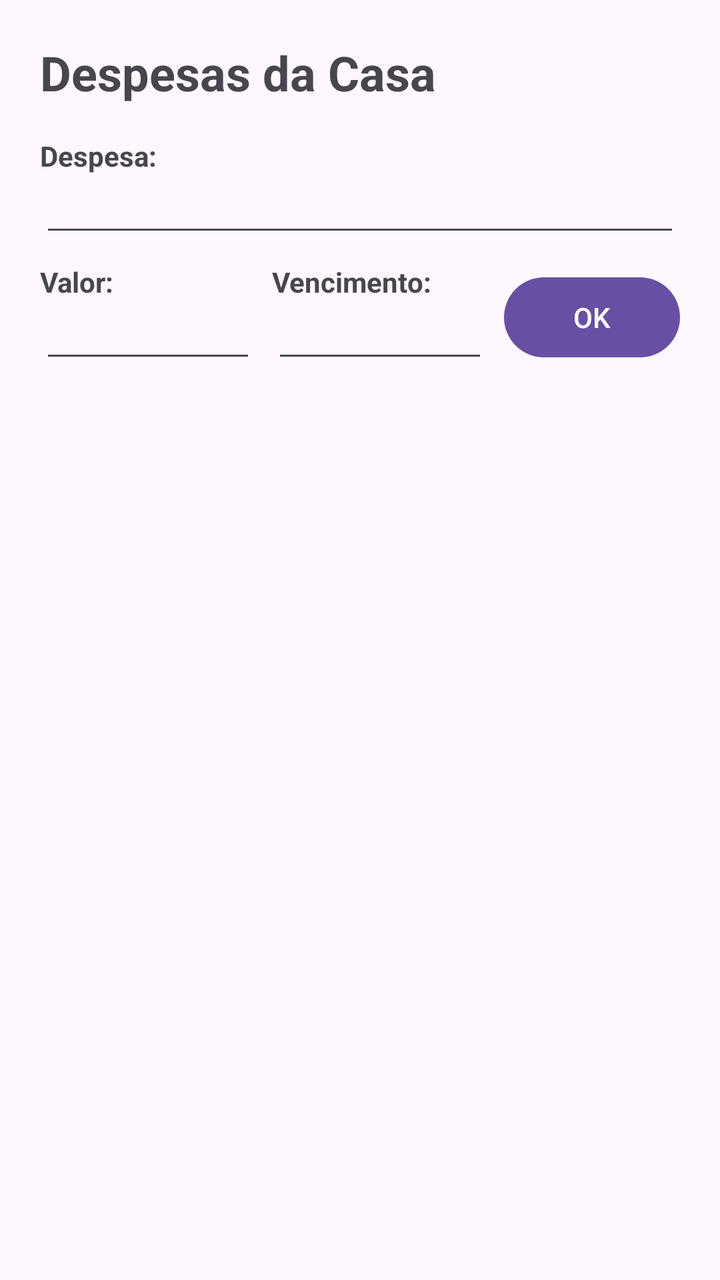
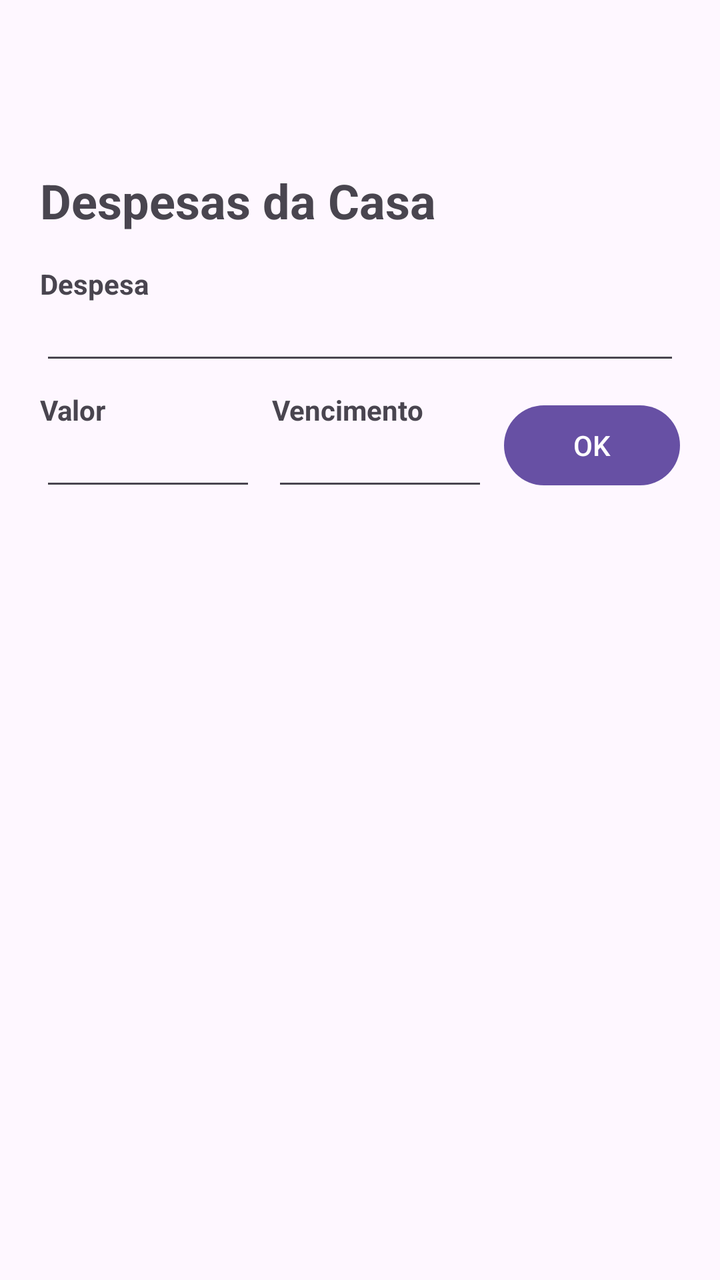

Screens rendered from an Android XML layout before and after an edit, with the pre-edit source and the edit as a unified diff.
<!-- AndroidManifest.xml: application theme Theme.Avaliacao01 -->
<!-- res/layout/activity_conta.xml -->
<?xml version="1.0" encoding="utf-8"?>
<LinearLayout xmlns:android="http://schemas.android.com/apk/res/android"
    android:layout_width="match_parent"
    android:layout_height="match_parent"
    android:orientation="vertical"
    android:padding="20dp">

    <TextView
        android:id="@+id/tvTituloCategoria"
        android:layout_width="match_parent"
        android:layout_height="wrap_content"
        android:text="Despesas da Casa"
        android:textSize="24sp"
        android:textStyle="bold"
        android:layout_marginBottom="16dp" />

    <LinearLayout
        android:layout_width="match_parent"
        android:layout_height="wrap_content"
        android:orientation="vertical"
        android:layout_marginBottom="20dp">

        <TextView
            android:layout_width="wrap_content"
            android:layout_height="wrap_content"
            android:text="Despesa:"
            android:textStyle="bold" />

        <EditText
            android:id="@+id/etDescricao"
            android:layout_width="match_parent"
            android:layout_height="wrap_content"
            android:inputType="text"
            android:textSize="14sp" />

        <LinearLayout
            android:layout_width="match_parent"
            android:layout_height="wrap_content"
            android:orientation="horizontal"
            android:gravity="center_vertical"
            android:layout_marginTop="8dp">

            <LinearLayout
                android:layout_width="0dp"
                android:layout_height="wrap_content"
                android:layout_weight="1"
                android:orientation="vertical"
                android:layout_marginEnd="8dp">

                <TextView
                    android:layout_width="wrap_content"
                    android:layout_height="wrap_content"
                    android:text="Valor:"
                    android:textStyle="bold" />

                <EditText
                    android:id="@+id/etValor"
                    android:layout_width="match_parent"
                    android:layout_height="wrap_content"
                    android:inputType="numberDecimal"
                    android:textSize="14sp" />
            </LinearLayout>

            <LinearLayout
                android:layout_width="0dp"
                android:layout_height="wrap_content"
                android:layout_weight="1"
                android:orientation="vertical"
                android:layout_marginEnd="8dp">

                <TextView
                    android:layout_width="wrap_content"
                    android:layout_height="wrap_content"
                    android:text="Vencimento:"
                    android:textStyle="bold" />

                <EditText
                    android:id="@+id/etVencimento"
                    android:layout_width="match_parent"
                    android:layout_height="wrap_content"
                    android:inputType="date"
                    android:textSize="14sp" />
            </LinearLayout>

            <Button
                android:id="@+id/btnOk"
                android:layout_width="wrap_content"
                android:layout_height="wrap_content"
                android:text="OK" />
        </LinearLayout>
    </LinearLayout>

    <ListView
        android:id="@+id/lvDespesas"
        android:layout_width="match_parent"
        android:layout_height="match_parent"
        android:divider="#CCCCCC"
        android:dividerHeight="1dp" />

</LinearLayout>
<!-- resources referenced by this layout -->
<resources>
  <style name="Theme.Avaliacao01" parent="Base.Theme.Avaliacao01" />
  <style name="Base.Theme.Avaliacao01" parent="Theme.Material3.DayNight.NoActionBar">
          
          
      </style>
</resources>

<!-- the commit's change to res/layout/activity_conta.xml (unified diff, before → after) -->
@@ -2,99 +2,112 @@
 <LinearLayout xmlns:android="http://schemas.android.com/apk/res/android"
     android:layout_width="match_parent"
     android:layout_height="match_parent"
-    android:orientation="vertical"
-    android:padding="20dp">
+    xmlns:app="http://schemas.android.com/apk/res-auto"
+    android:orientation="vertical">
 
-    <TextView
-        android:id="@+id/tvTituloCategoria"
+    <androidx.appcompat.widget.Toolbar
+        android:id="@+id/toolbar"
         android:layout_width="match_parent"
-        android:layout_height="wrap_content"
-        android:text="Despesas da Casa"
-        android:textSize="24sp"
-        android:textStyle="bold"
-        android:layout_marginBottom="16dp" />
+        android:layout_height="?attr/actionBarSize"
+        app:title="" />
 
     <LinearLayout
         android:layout_width="match_parent"
         android:layout_height="wrap_content"
         android:orientation="vertical"
-        android:layout_marginBottom="20dp">
+        android:padding="20dp">
 
         <TextView
-            android:layout_width="wrap_content"
-            android:layout_height="wrap_content"
-            android:text="Despesa:"
-            android:textStyle="bold" />
-
-        <EditText
-            android:id="@+id/etDescricao"
+            android:id="@+id/tvTituloCategoria"
             android:layout_width="match_parent"
             android:layout_height="wrap_content"
-            android:inputType="text"
-            android:textSize="14sp" />
+            android:text="Despesas da Casa"
+            android:textSize="24sp"
+            android:textStyle="bold"
+            android:layout_marginBottom="16dp" />
 
         <LinearLayout
             android:layout_width="match_parent"
             android:layout_height="wrap_content"
-            android:orientation="horizontal"
-            android:gravity="center_vertical"
-            android:layout_marginTop="8dp">
+            android:orientation="vertical"
+            android:layout_marginBottom="20dp">
+
+            <TextView
+                android:layout_width="wrap_content"
+                android:layout_height="wrap_content"
+                android:text="@string/despesa"
+                android:textStyle="bold" />
+
+            <EditText
+                android:id="@+id/etDescricao"
+                android:layout_width="match_parent"
+                android:layout_height="wrap_content"
+                android:inputType="text"
+                android:textSize="14sp" />
 
             <LinearLayout
-                android:layout_width="0dp"
+                android:layout_width="match_parent"
                 android:layout_height="wrap_content"
-                android:layout_weight="1"
-                android:orientation="vertical"
-                android:layout_marginEnd="8dp">
+                android:orientation="horizontal"
+                android:gravity="center_vertical"
+                android:layout_marginTop="8dp">
 
-                <TextView
+                <LinearLayout
+                    android:layout_width="0dp"
+                    android:layout_height="wrap_content"
+                    android:layout_weight="1"
+                    android:orientation="vertical"
+                    android:layout_marginEnd="8dp">
+
+                    <TextView
+                        android:layout_width="wrap_content"
+                        android:layout_height="wrap_content"
+                        android:text="@string/valor"
+                        android:textStyle="bold" />
+
+                    <EditText
+                        android:id="@+id/etValor"
+                        android:layout_width="match_parent"
+                        android:layout_height="wrap_content"
+                        android:inputType="numberDecimal"
+                        android:textSize="14sp" />
+                </LinearLayout>
+
+                <LinearLayout
+                    android:layout_width="0dp"
+                    android:layout_height="wrap_content"
+                    android:layout_weight="1"
+                    android:orientation="vertical"
+                    android:layout_marginEnd="8dp">
+
+                    <TextView
+                        android:layout_width="wrap_content"
+                        android:layout_height="wrap_content"
+                        android:text="@string/vencimento"
+                        android:textStyle="bold" />
+
+                    <EditText
+                        android:id="@+id/etVencimento"
+                        android:layout_width="match_parent"
+                        android:layout_height="wrap_content"
+                        android:inputType="date"
+                        android:textSize="14sp" />
+                </LinearLayout>
+
+                <Button
+                    android:id="@+id/btnOk"
                     android:layout_width="wrap_content"
                     android:layout_height="wrap_content"
-                    android:text="Valor:"
-                    android:textStyle="bold" />
+                    android:text="@string/ok" />
+            </LinearLayout>
+        </LinearLayout>
 
-                <EditText
-                    android:id="@+id/etValor"
-                    android:layout_width="match_parent"
-                    android:layout_height="wrap_content"
-                    android:inputType="numberDecimal"
-                    android:textSize="14sp" />
-            </LinearLayout>
+        <ListView
+            android:id="@+id/lvDespesas"
+            android:layout_width="match_parent"
+            android:layout_height="match_parent"
+            android:divider="#CCCCCC"
+            android:dividerHeight="1dp" />
 
-            <LinearLayout
-                android:layout_width="0dp"
-                android:layout_height="wrap_content"
-                android:layout_weight="1"
-                android:orientation="vertical"
-                android:layout_marginEnd="8dp">
-
-                <TextView
-                    android:layout_width="wrap_content"
-                    android:layout_height="wrap_content"
-                    android:text="Vencimento:"
-                    android:textStyle="bold" />
-
-                <EditText
-                    android:id="@+id/etVencimento"
-                    android:layout_width="match_parent"
-                    android:layout_height="wrap_content"
-                    android:inputType="date"
-                    android:textSize="14sp" />
-            </LinearLayout>
-
-            <Button
-                android:id="@+id/btnOk"
-                android:layout_width="wrap_content"
-                android:layout_height="wrap_content"
-                android:text="OK" />
-        </LinearLayout>
     </LinearLayout>
-
-    <ListView
-        android:id="@+id/lvDespesas"
-        android:layout_width="match_parent"
-        android:layout_height="match_parent"
-        android:divider="#CCCCCC"
-        android:dividerHeight="1dp" />
-
 </LinearLayout>
<!-- resource entries referenced after the edit -->
@@ -1,5 +1,9 @@
 <!-- resources referenced by this layout -->
 <resources>
+  <string name="despesa">Despesa</string>
+  <string name="ok">OK</string>
+  <string name="valor">Valor</string>
+  <string name="vencimento">Vencimento</string>
   <style name="Theme.Avaliacao01" parent="Base.Theme.Avaliacao01" />
   <style name="Base.Theme.Avaliacao01" parent="Theme.Material3.DayNight.NoActionBar">
           
